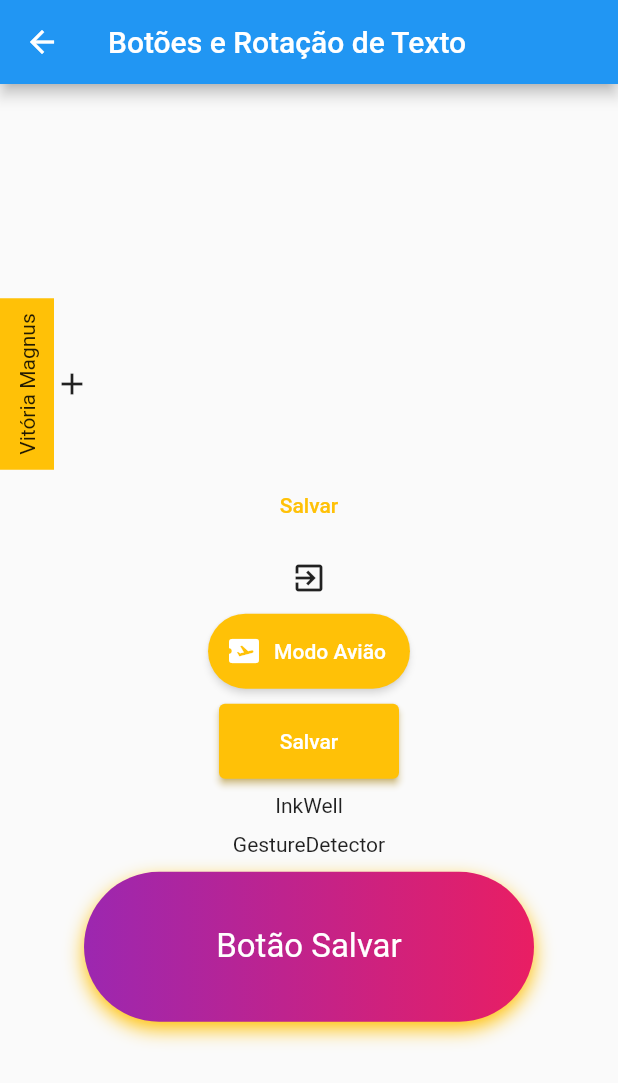
After one commit to VitoriaMagnus/primeiros_passos_flutter, a Flutter app: the BotoesRotacoesTextoPage screen opened by its route, on a phone screen of 412 x 824 dp. The commit adds this screen. Shown: the top 1083 px of the screen. Run offline on Flutter 3.47's test engine with Material 2 defaults, Android fonts, the phone set to English and light mode, and no system bars; our stand-ins replace device_preview.

Commit message:
Botões e rotação de texto

```diff
--- a/lib/main.dart
+++ b/lib/main.dart
@@ -1,5 +1,6 @@
 import 'package:device_preview/device_preview.dart';
 import 'package:flutter/material.dart';
+import 'package:flutter_primeiro_projeto/pages/botoes_rotacao_texto/botoes_rotacoes_texto_page.dart';
 import 'package:flutter_primeiro_projeto/pages/container/container_page.dart';
 import 'package:flutter_primeiro_projeto/pages/home/home_page.dart';
 import 'package:flutter_primeiro_projeto/pages/layout_builder/layout_builder_page.dart';
@@ -33,6 +34,7 @@ class MyApp extends StatelessWidget {
         '/rows_columns': (context) => const RowsColumnPage(),
         '/media_query': (context) => const MediaQueryPage(),
         '/layout_builder': (context) => const LayoutBuilderPage(),
+        '/botoes_rotacao_text': (context) => const BotoesRotacoesTextoPage(),
       },
       debugShowCheckedModeBanner: false,
     );
--- /dev/null
+++ b/lib/pages/botoes_rotacao_texto/botoes_rotacoes_texto_page.dart
@@ -0,0 +1,129 @@
+import 'package:flutter/material.dart';
+
+class BotoesRotacoesTextoPage extends StatelessWidget {
+  const BotoesRotacoesTextoPage({super.key});
+
+  @override
+  Widget build(BuildContext context) {
+    return Scaffold(
+      appBar: AppBar(
+        title: const Text('Botões e Rotação de Texto'),
+      ),
+      body: Center(
+        child: Column(
+          mainAxisAlignment: MainAxisAlignment.center,
+          children: [
+            Row(
+              children: [
+                RotatedBox(
+                  quarterTurns: -1,
+                  child: Container(
+                    padding: const EdgeInsets.all(10),
+                    color: Colors.amber,
+                    child: const Text('Vitória Magnus'),
+                  ),
+                ),
+                const Icon(Icons.add),
+              ],
+            ),
+            TextButton(
+              onPressed: () {},
+              style: TextButton.styleFrom(
+                foregroundColor: Colors.amber,
+                padding: const EdgeInsets.all(10),
+                minimumSize: const Size(80, 10),
+                shape: const RoundedRectangleBorder(
+                  borderRadius: BorderRadius.all(
+                    Radius.circular(30),
+                  ),
+                ),
+              ),
+              child: const Text('Salvar'),
+            ),
+            IconButton(onPressed: () {}, icon: const Icon(Icons.exit_to_app)),
+            ElevatedButton.icon(
+              onPressed: () {},
+              style: ElevatedButton.styleFrom(
+                backgroundColor: Colors.amber,
+                shadowColor: Colors.white,
+                minimumSize: const Size(120, 50),
+                shape: const RoundedRectangleBorder(
+                  borderRadius: BorderRadius.all(Radius.circular(30)),
+                ),
+              ),
+              icon: const Icon(Icons.airplane_ticket),
+              label: const Text('Modo Avião'),
+            ),
+            const SizedBox(height: 10),
+            ElevatedButton(
+              onPressed: () {},
+              style: ButtonStyle(
+                shadowColor: MaterialStateProperty.all(Colors.amber),
+                // minimumSize: const MaterialStatePropertyAll(Size(150, 50)),
+                minimumSize: MaterialStateProperty.resolveWith((states) {
+                  if (states.contains(MaterialState.pressed)) {
+                    return const Size(150, 50);
+                  } else if (states.contains(MaterialState.hovered)) {
+                    return const Size(180, 90);
+                  }
+                  return const Size(120, 50);
+                }),
+                backgroundColor:
+                    MaterialStateProperty.resolveWith<Color?>((states) {
+                  if (states.contains(MaterialState.pressed)) {
+                    return Colors.black;
+                  } else if (states.contains(MaterialState.hovered)) {
+                    return Colors.purple;
+                  }
+                  return Colors.amber;
+                }),
+              ),
+              child: const Text('Salvar'),
+            ),
+            const SizedBox(height: 10),
+            InkWell(
+              onTap: () {},
+              child: const Text('InkWell'),
+            ),
+            const SizedBox(height: 10),
+            GestureDetector(
+              onTap: () => print('Gesture clicado'),
+              onVerticalDragStart: (_) => print('Start $_'),
+              child: const Text('GestureDetector'),
+            ),
+            const SizedBox(height: 10),
+            Container(
+              width: 300,
+              height: 100,
+              decoration: const BoxDecoration(
+                gradient: LinearGradient(
+                  colors: [Colors.purple, Colors.pink],
+                ),
+                borderRadius: BorderRadius.all(
+                  Radius.circular(50),
+                ),
+                boxShadow: [
+                  BoxShadow(
+                    blurRadius: 10,
+                    offset: Offset(0, 5),
+                    color: Colors.amber,
+                  ),
+                ],
+              ),
+              child: InkWell(
+                onTap: () {},
+                borderRadius: BorderRadius.circular(50),
+                child: const Center(
+                  child: Text(
+                    'Botão Salvar',
+                    style: TextStyle(fontSize: 22, color: Colors.white),
+                  ),
+                ),
+              ),
+            ),
+          ],
+        ),
+      ),
+    );
+  }
+}
--- a/lib/pages/home/home_page.dart
+++ b/lib/pages/home/home_page.dart
@@ -5,6 +5,7 @@ enum PopupMenuPages {
   rows_columns,
   media_query,
   layout_builder,
+  botoes_rotacao_texto
 }
 
 class HomePage extends StatelessWidget {
@@ -32,6 +33,9 @@ class HomePage extends StatelessWidget {
                 case PopupMenuPages.layout_builder:
                   Navigator.of(context).pushNamed('/layout_builder');
                   break;
+                case PopupMenuPages.botoes_rotacao_texto:
+                  Navigator.of(context).pushNamed('/botoes_rotacao_text');
+                  break;
               }
             },
             itemBuilder: (BuildContext context) {
@@ -53,6 +57,10 @@ class HomePage extends StatelessWidget {
                   value: PopupMenuPages.layout_builder,
                   child: Text('Layout Builder'),
                 ),
+                const PopupMenuItem<PopupMenuPages>(
+                  value: PopupMenuPages.botoes_rotacao_texto,
+                  child: Text('Botões e Rotações de Texto'),
+                ),
               ];
             },
           ),
```
Also changed, not shown: 1 other file.
